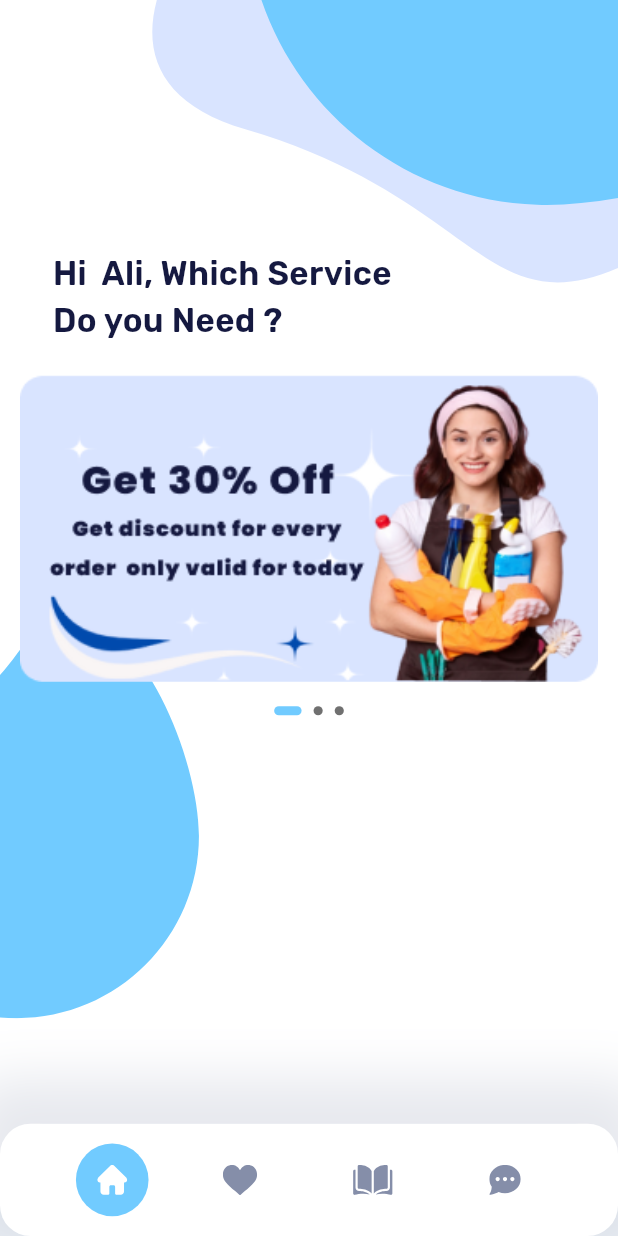
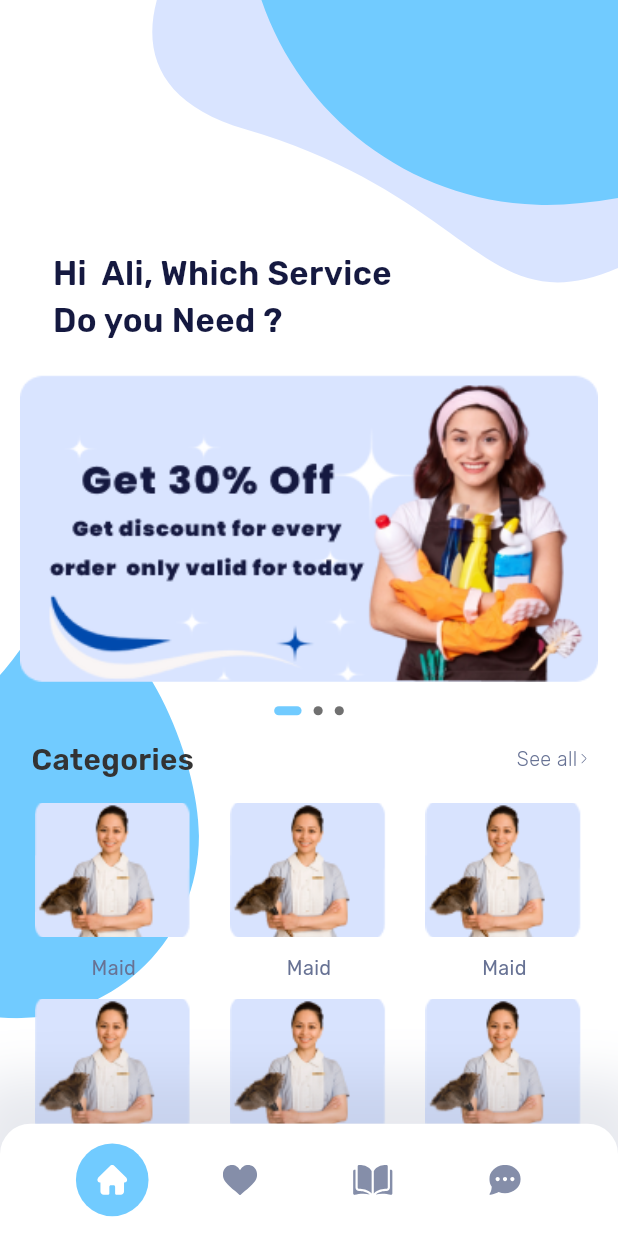
Before and after one commit to mostaphasamir/cleaning-mobile, a Flutter app: the screen it shows after launch, on a phone screen of 412 x 824 dp. Run offline on Flutter 3.47's test engine with Material 3 defaults, Android fonts, the phone set to English and light mode, and no system bars; drawn by our look-alikes of carousel_slider, smooth_page_indicator; our stand-ins replace cached_network_image, flutter_bloc, flutter_screenutil, flutter_svg, nb_utils.

Commit message:
complete categories widget

```diff
--- a/lib/core/style/app_height.dart
+++ b/lib/core/style/app_height.dart
@@ -8,6 +8,7 @@ class AppHeight {
   static double h7 = 7.h;
   static double h8 = 8.h;
   static double h10 = 10.h;
+  static double h11 = 11.h;
   static double h12 = 12.h;
   static double h13 = 13.h;
   static double h14 = 14.h;
@@ -26,6 +27,7 @@ class AppHeight {
   static double h65 = 65.h;
   static double h70 = 70.h;
   static double h80 = 80.h;
+  static double h88 = 88.h;
   static double h90 = 90.h;
   static double h100 = 100.h;
   static double h105 = 105.h;
--- a/lib/core/style/app_text_style.dart
+++ b/lib/core/style/app_text_style.dart
@@ -29,13 +29,24 @@ class AppTextStyle {
 
   static const TextStyle fontRubik = TextStyle(fontFamily: "Rubik");
 
-  static TextStyle get font14darkGrey400 => fontRubik
-      .merge(fontWeight400)
-      .merge(fontSize14)
-      .copyWith(color: AppColors.black);
 
-  static TextStyle get rubik20darkGrey500 => fontRubik
+  static TextStyle get rubik20darkBlue500 => fontRubik
       .merge(fontWeight600)
       .merge(fontSize20)
       .copyWith(color: AppColors.darkBlue);
+
+  static TextStyle get rubik18darkGrey500 => fontRubik
+      .merge(fontWeight600)
+      .merge(fontSize18)
+      .copyWith(color: AppColors.darkGrey);
+
+  static TextStyle get rubik12blueGray300 => fontRubik
+      .merge(fontWeight300)
+      .merge(fontSize12)
+      .copyWith(color: AppColors.blueGray);
+
+  static TextStyle get rubik12blueGray400 => fontRubik
+      .merge(fontWeight400)
+      .merge(fontSize12)
+      .copyWith(color: AppColors.blueGray);
 }
--- a/lib/core/style/app_width.dart
+++ b/lib/core/style/app_width.dart
@@ -9,7 +9,9 @@ class AppWidth {
   static double w12 = 12.w;
   static double w14 = 14.w;
   static double w16 = 16.w;
+  static double w19 = 19.w;
   static double w20 = 20.w;
+  static double w21 = 21.w;
   static double w25 = 25.w;
   static double w30 = 30.w;
   static double w32 = 32.w;
@@ -21,6 +23,7 @@ class AppWidth {
   static double w75 = 75.w;
   static double w80 = 80.w;
   static double w90 = 90.w;
+  static double w96 = 96.w;
   static double w100 = 100.w;
   static double w120 = 120.w;
   static double w140 = 140.w;
--- a/lib/core/utils/app_colors.dart
+++ b/lib/core/utils/app_colors.dart
@@ -4,9 +4,11 @@ class AppColors {
   static Color get primary => const Color(0xff71CBFF);
   static Color get white => const Color(0xffffffff);
   static Color get black => const Color(0xff000000);
-  static Color get grey => const Color(0xff858EA9);
+  static Color get lightGrey => const Color(0xff858EA9);
   static Color get darkBlue => const Color(0xff151940);
-  static Color get darkGrey => const Color(0xff707070);
+  static Color get grey => const Color(0xff707070);
+  static Color get darkGrey => const Color(0xff333333);
+  static Color get blueGray => const Color(0xff677294);
 
 
 
--- a/lib/core/utils/app_strings.dart
+++ b/lib/core/utils/app_strings.dart
@@ -5,5 +5,8 @@ class AppStrings{
   //home
   static String hi = "Hi " ;
   static String whichServiceDoYouNeed = "Which Service\nDo you Need ?" ;
+  static String seeAll = "See all" ;
+  static String categories = "Categories" ;
+  static String popularHouseMaid = "Popular House Maid" ;
 
 }
--- a/lib/feature/bottom_nav_bar/presentation/widgets/bottom_nav_bar.dart
+++ b/lib/feature/bottom_nav_bar/presentation/widgets/bottom_nav_bar.dart
@@ -34,12 +34,13 @@ class _BottomNavBarState extends State<BottomNavBar> {
     return Container(
       decoration: BoxDecoration(
         color: AppColors.white,
-        borderRadius: BorderRadius.circular(
-          AppRadius.r20,
+        borderRadius: BorderRadius.only(
+          topLeft: Radius.circular(AppRadius.r20,),
+          topRight: Radius.circular(AppRadius.r20,),
         ),
         boxShadow: [
           BoxShadow(
-            color: AppColors.grey.withOpacity(0.2,),
+            color: AppColors.lightGrey.withOpacity(0.2,),
             offset: const Offset(0,-10),
             spreadRadius: 20,
             blurRadius: 30,
--- a/lib/feature/bottom_nav_bar/presentation/widgets/bottom_nav_bar_item.dart
+++ b/lib/feature/bottom_nav_bar/presentation/widgets/bottom_nav_bar_item.dart
@@ -22,7 +22,7 @@ class BottomNavBarItem extends StatelessWidget {
         ),
         child: CustomImageView(
           svgPath: svgPath,
-          color: isSelected ? AppColors.white: AppColors.grey,
+          color: isSelected ? AppColors.white: AppColors.lightGrey,
         ),
       ),
     );
--- a/lib/feature/home/presentation/pages/home_screen.dart
+++ b/lib/feature/home/presentation/pages/home_screen.dart
@@ -1,14 +1,18 @@
 import 'package:cleaning_mobile/core/extentions/extenstions.dart';
 import 'package:cleaning_mobile/core/extentions/padding_extention.dart';
 import 'package:cleaning_mobile/core/extentions/size_extention.dart';
+import 'package:cleaning_mobile/core/style/app_height.dart';
 import 'package:cleaning_mobile/core/style/app_text_style.dart';
 import 'package:cleaning_mobile/core/style/app_width.dart';
 import 'package:cleaning_mobile/core/utils/app_strings.dart';
 import 'package:cleaning_mobile/generated/app_assets.dart';
 import 'package:flutter/material.dart';
+import 'package:nb_utils/nb_utils.dart';
 
 import '../widgets/body_with_back_ground.dart';
+import '../widgets/category_widget.dart';
 import '../widgets/offer_curosel_widget.dart';
+import '../widgets/see_all_widget.dart';
 
 class HomeScreen extends StatelessWidget {
   const HomeScreen({super.key});
@@ -22,7 +26,7 @@ class HomeScreen extends StatelessWidget {
             (context.screenHeight * 0.2).hs,
             Text(
               "${AppStrings.hi} Ali, ${AppStrings.whichServiceDoYouNeed}",
-              style: AppTextStyle.rubik20darkGrey500,
+              style: AppTextStyle.rubik20darkBlue500,
             ).paddingHorizontal(
               AppWidth.w32,
             ),
@@ -35,6 +39,36 @@ class HomeScreen extends StatelessWidget {
                 AppAssets.imagesOffer,
               ],
             ),
+            15.hs,
+            SeeAllWidget(
+              title: AppStrings.categories,
+              onTap: () {
+                //TODO navigate to categories scree
+              },
+            ),
+            15.hs,
+            Wrap(
+              alignment: WrapAlignment.spaceBetween,
+              runSpacing: AppHeight.h11,
+              children: List.generate(
+                6,
+                (index) => const CategoryWidget(
+                  imagePath: AppAssets.imagesCategoryServices,
+                  title: "Maid",
+                ),
+              ),
+            ).paddingHorizontal(
+              AppWidth.w21,
+            ),
+            21.hs,
+            SeeAllWidget(
+              title: AppStrings.popularHouseMaid,
+              onTap: () {
+                //TODO navigate to popular house madi
+              },
+            ),
+
+            (context.screenHeight * 0.08).hs,
           ],
         ),
       ),
--- /dev/null
+++ b/lib/feature/home/presentation/widgets/category_widget.dart
@@ -0,0 +1,32 @@
+
+import 'package:cleaning_mobile/core/extentions/extenstions.dart';
+import 'package:cleaning_mobile/core/helper/custom_image_view.dart';
+import 'package:cleaning_mobile/core/style/app_height.dart';
+import 'package:cleaning_mobile/core/style/app_text_style.dart';
+import 'package:cleaning_mobile/core/style/app_width.dart';
+import 'package:flutter/material.dart';
+
+class CategoryWidget extends StatelessWidget {
+  final String imagePath ;
+  final String title ;
+  final void Function()? onTap ;
+  const CategoryWidget({super.key, required this.imagePath, required this.title, this.onTap});
+
+  @override
+  Widget build(BuildContext context) {
+    return GestureDetector(
+      onTap: onTap,
+      child: Column(
+        children: [
+          CustomImageView(
+            width: AppWidth.w96,
+            height: AppHeight.h88,
+            imagePath:  imagePath,
+          ),
+          11.hs,
+          Text(title,style: AppTextStyle.rubik12blueGray400,),
+        ],
+      ),
+    );
+  }
+}
--- a/lib/feature/home/presentation/widgets/offer_curosel_widget.dart
+++ b/lib/feature/home/presentation/widgets/offer_curosel_widget.dart
@@ -63,7 +63,7 @@ class _HomeOfferCarouselState extends State<HomeOfferCarousel> {
             dotWidth: AppRadius.r6,
             dotHeight: AppRadius.r6,
             activeDotColor: AppColors.primary,
-            dotColor: AppColors.darkGrey,
+            dotColor: AppColors.grey,
           ),
 
         )
--- /dev/null
+++ b/lib/feature/home/presentation/widgets/see_all_widget.dart
@@ -0,0 +1,37 @@
+import 'package:cleaning_mobile/core/extentions/extenstions.dart';
+import 'package:cleaning_mobile/core/extentions/padding_extention.dart';
+import 'package:cleaning_mobile/core/helper/custom_image_view.dart';
+import 'package:cleaning_mobile/core/style/app_text_style.dart';
+import 'package:cleaning_mobile/core/style/app_width.dart';
+import 'package:cleaning_mobile/generated/app_assets.dart';
+import 'package:flutter/cupertino.dart';
+
+import '../../../../core/utils/app_strings.dart';
+
+class SeeAllWidget extends StatelessWidget {
+  final String title ;
+  final void Function()? onTap ;
+  const SeeAllWidget({super.key, required this.title, this.onTap});
+
+  @override
+  Widget build(BuildContext context) {
+    return Row(
+      mainAxisAlignment: MainAxisAlignment.spaceBetween,
+      children: [
+        Text(title,style: AppTextStyle.rubik18darkGrey500,),
+        GestureDetector(
+          onTap: onTap,
+          child: Row(
+            children: [
+              Text(AppStrings.seeAll,style: AppTextStyle.rubik12blueGray300,),
+              2.ws,
+              CustomImageView(
+                svgPath: AppAssets.svgMore,
+              ),
+            ],
+          ),
+        ),
+      ],
+    ).paddingHorizontal(AppWidth.w19);
+  }
+}
```
Also changed, not shown: assets/dummy/images/category_services.png (added), assets/icons/svg/more.svg (added), lib/generated/app_assets.dart.
